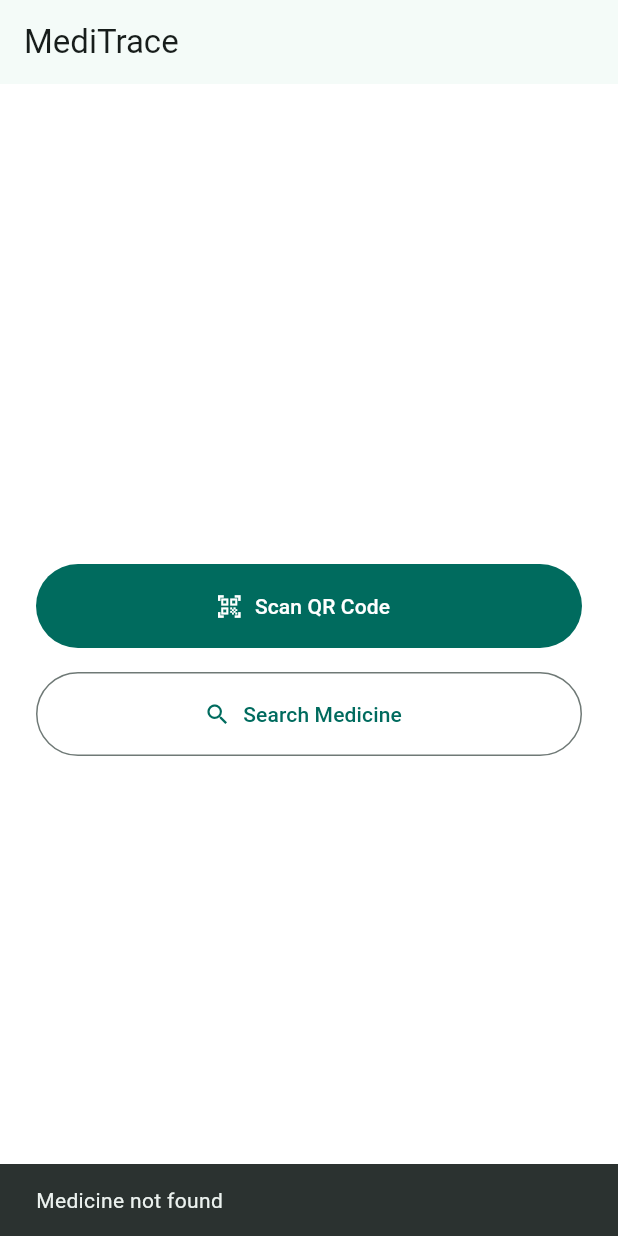
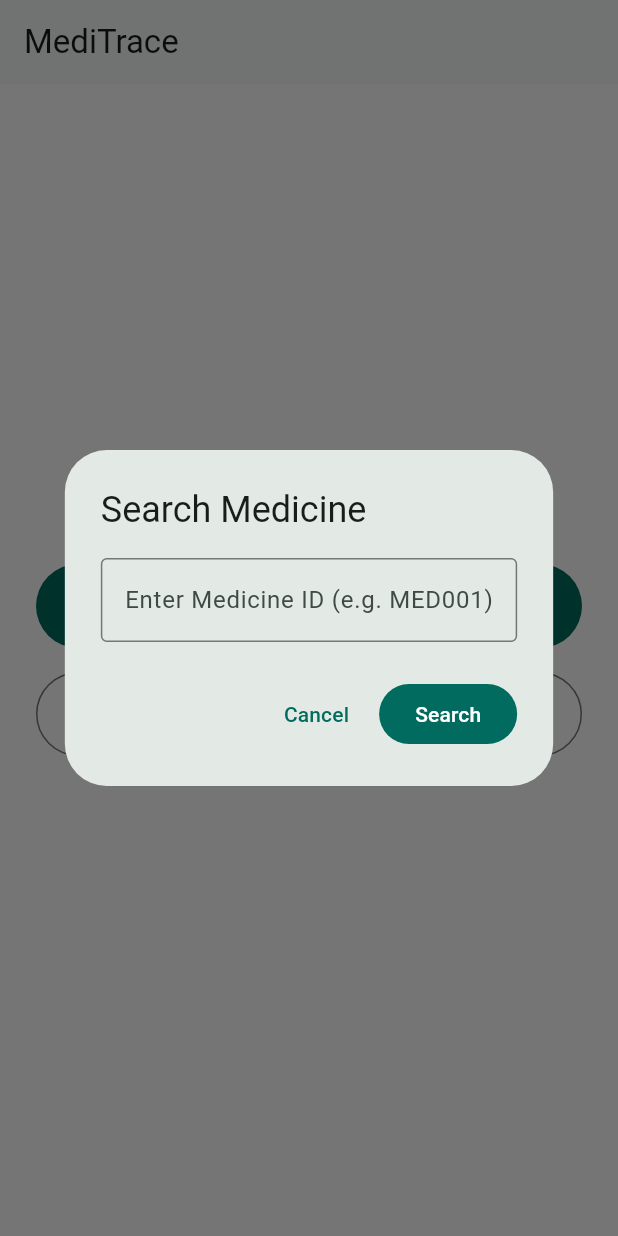
Before and after one commit to nireeksharajiv/MediTrace, a Flutter app: the screen it shows after launch, after a tap on "Search Medicine", on a phone screen of 412 x 824 dp. Run offline on Flutter 3.47's test engine with Material 3 defaults, Android fonts, the phone set to English and light mode, and no system bars; our stand-ins replace cloud_firestore, firebase_core; missing offline and left inert: mobile_scanner; accounts and stored records are empty.

Commit message:
Add dynamic medicine search dialog

```diff
--- a/lib/features/home/presentation/home_page.dart
+++ b/lib/features/home/presentation/home_page.dart
@@ -17,45 +17,94 @@
     showDialog<void>(
       context: context,
       barrierDismissible: false,
-      builder: (_) => const Center(child: CircularProgressIndicator()),
+      builder: (_) => const Center(
+        child: CircularProgressIndicator(),
+      ),
     );
 
     try {
-      final medicine = await _medicineRepository.fetchByMedicineId(medicineId);
+      final medicine = await _medicineRepository.fetchByMedicineId(
+        medicineId,
+      );
 
-      if (!mounted) {
-        return;
-      }
+      if (!mounted) return;
 
       Navigator.of(context, rootNavigator: true).pop();
 
       if (medicine == null) {
-        ScaffoldMessenger.of(
-          context,
-        ).showSnackBar(const SnackBar(content: Text('Medicine not found')));
+        ScaffoldMessenger.of(context).showSnackBar(
+          const SnackBar(
+            content: Text('Medicine not found'),
+          ),
+        );
         return;
       }
 
       await Navigator.of(context).push(
-        MaterialPageRoute<void>(builder: (_) => MedicinePage(medicine: medicine)),
+        MaterialPageRoute(
+          builder: (_) => MedicinePage(medicine: medicine),
+        ),
       );
-    } catch (_) {
-      if (!mounted) {
-        return;
-      }
+    } catch (e) {
+      if (!mounted) return;
 
       Navigator.of(context, rootNavigator: true).pop();
+
       ScaffoldMessenger.of(context).showSnackBar(
-        const SnackBar(content: Text('Unable to fetch medicine details')),
+        const SnackBar(
+          content: Text('Unable to fetch medicine details'),
+        ),
       );
     }
   }
 
-  Future<void> _searchMedicine() => _fetchMedicine('MED001');
+  Future<void> _searchMedicine() async {
+    final TextEditingController controller = TextEditingController();
+
+    final medicineId = await showDialog<String>(
+      context: context,
+      builder: (context) {
+        return AlertDialog(
+          title: const Text('Search Medicine'),
+          content: TextField(
+            controller: controller,
+            textCapitalization: TextCapitalization.characters,
+            decoration: const InputDecoration(
+              hintText: 'Enter Medicine ID (e.g. MED001)',
+              border: OutlineInputBorder(),
+            ),
+          ),
+          actions: [
+            TextButton(
+              onPressed: () => Navigator.pop(context),
+              child: const Text('Cancel'),
+            ),
+            FilledButton(
+              onPressed: () {
+                Navigator.pop(
+                  context,
+                  controller.text.trim().toUpperCase(),
+                );
+              },
+              child: const Text('Search'),
+            ),
+          ],
+        );
+      },
+    );
+
+    if (medicineId == null || medicineId.isEmpty) {
+      return;
+    }
+
+    await _fetchMedicine(medicineId);
+  }
 
   Future<void> _scanMedicine() async {
     final medicineId = await Navigator.of(context).push<String>(
-      MaterialPageRoute<String>(builder: (_) => const ScannerPage()),
+      MaterialPageRoute(
+        builder: (_) => const ScannerPage(),
+      ),
     );
 
     if (!mounted || medicineId == null) {
@@ -68,7 +117,9 @@
   @override
   Widget build(BuildContext context) {
     return Scaffold(
-      appBar: AppBar(title: const Text('MediTrace')),
+      appBar: AppBar(
+        title: const Text('MediTrace'),
+      ),
       body: Center(
         child: Padding(
           padding: const EdgeInsets.all(24),
@@ -79,7 +130,7 @@
               FilledButton.icon(
                 onPressed: _scanMedicine,
                 icon: const Icon(Icons.qr_code_scanner),
-                label: const Text('Scan QR Code'),
+                label: const Text('Scan QR / Data Matrix'),
                 style: FilledButton.styleFrom(
                   minimumSize: const Size.fromHeight(56),
                 ),
```
